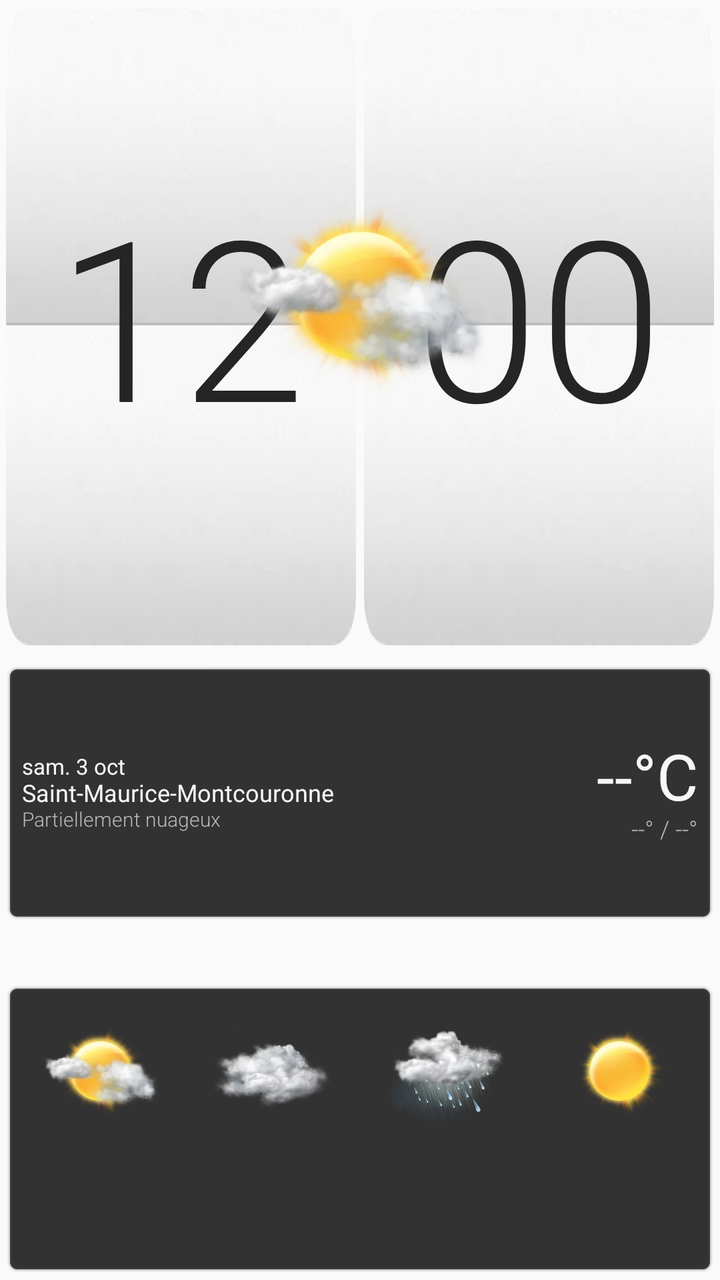
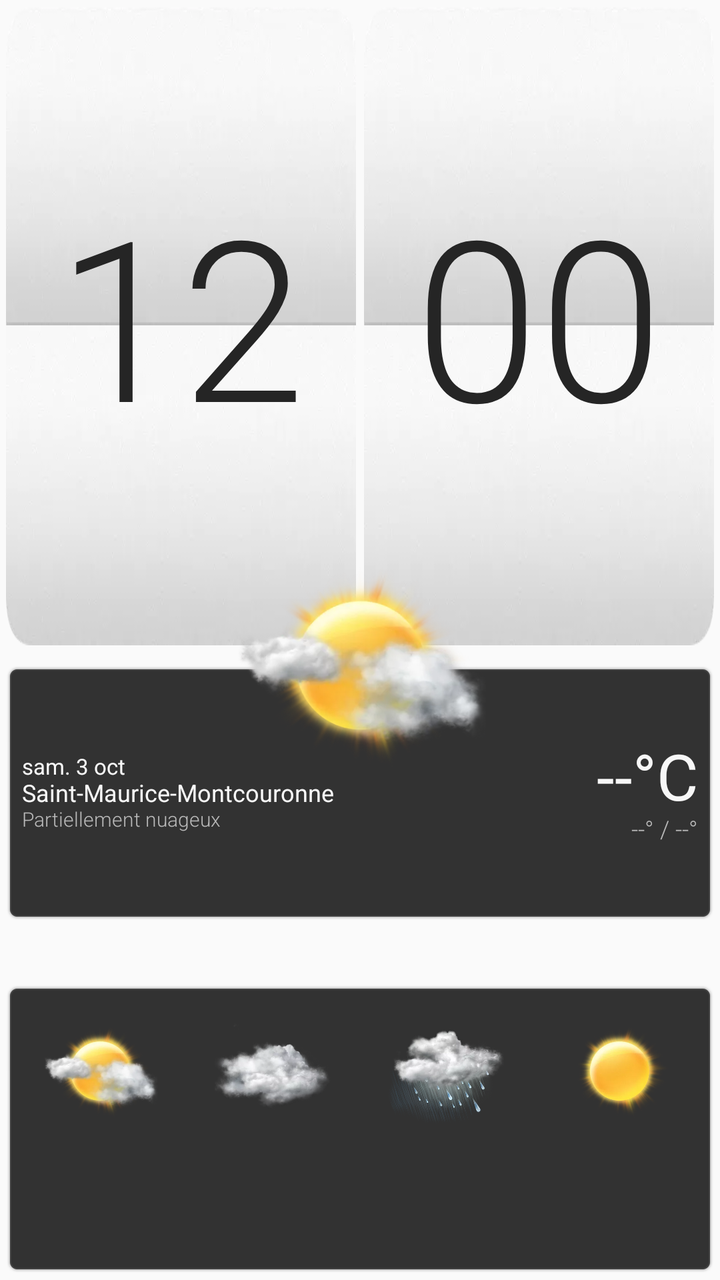

Before-and-after screenshots of an Android layout around one commit, followed by the original layout XML and the change that was made.
<!-- AndroidManifest.xml: application theme AppTheme -->
<!-- res/layout/widget_weekly.xml -->
<?xml version="1.0" encoding="utf-8"?>
<FrameLayout xmlns:android="http://schemas.android.com/apk/res/android"
    android:id="@+id/widget_root"
    android:layout_width="match_parent"
    android:layout_height="match_parent"
    android:padding="3dp">

    <LinearLayout
        android:layout_width="match_parent"
        android:layout_height="match_parent"
        android:orientation="vertical">

        <LinearLayout
            android:layout_width="match_parent"
            android:layout_height="0dp"
            android:layout_weight="1.55"
            android:baselineAligned="false"
            android:orientation="horizontal">
            <FrameLayout android:layout_width="0dp" android:layout_height="match_parent" android:layout_marginEnd="2dp" android:layout_weight="1">
                <LinearLayout android:layout_width="match_parent" android:layout_height="match_parent" android:orientation="vertical">
                    <ImageView android:layout_width="match_parent" android:layout_height="0dp" android:layout_weight="1" android:scaleType="fitXY" android:src="@drawable/clock_weather_clock_tab_up" />
                    <ImageView android:layout_width="match_parent" android:layout_height="0dp" android:layout_weight="1" android:scaleType="fitXY" android:src="@drawable/clock_weather_clock_tab_down" />
                </LinearLayout>
                <TextClock android:id="@+id/hour_panel" style="@style/HtcWeeklyFlipDigits" android:layout_width="match_parent" android:layout_height="match_parent" android:format12Hour="hh" android:format24Hour="HH" android:textSize="112sp" />
            </FrameLayout>
            <FrameLayout android:layout_width="0dp" android:layout_height="match_parent" android:layout_marginStart="2dp" android:layout_weight="1">
                <LinearLayout android:layout_width="match_parent" android:layout_height="match_parent" android:orientation="vertical">
                    <ImageView android:layout_width="match_parent" android:layout_height="0dp" android:layout_weight="1" android:scaleType="fitXY" android:src="@drawable/clock_weather_clock_tab_up" />
                    <ImageView android:layout_width="match_parent" android:layout_height="0dp" android:layout_weight="1" android:scaleType="fitXY" android:src="@drawable/clock_weather_clock_tab_down" />
                </LinearLayout>
                <TextClock android:id="@+id/minute_panel" style="@style/HtcWeeklyFlipDigits" android:layout_width="match_parent" android:layout_height="match_parent" android:format12Hour="mm" android:format24Hour="mm" android:textSize="112sp" />
            </FrameLayout>
        </LinearLayout>

        <LinearLayout
            android:id="@+id/current_weather_panel"
            android:layout_width="match_parent"
            android:layout_height="0dp"
            android:layout_marginTop="10dp"
            android:layout_weight="0.62"
            android:background="@drawable/common_panel_dark"
            android:baselineAligned="false"
            android:orientation="horizontal"
            android:paddingStart="8dp"
            android:paddingTop="5dp"
            android:paddingEnd="8dp"
            android:paddingBottom="5dp">
            <LinearLayout android:layout_width="0dp" android:layout_height="match_parent" android:layout_weight="1" android:gravity="center_vertical" android:orientation="vertical">
                <TextView android:id="@+id/widget_date" style="@style/HtcWeatherPrimary" android:layout_width="match_parent" android:layout_height="wrap_content" android:maxLines="1" android:text="sam. 3 oct" android:textSize="11sp" />
                <TextView android:id="@+id/city" style="@style/HtcWeatherPrimary" android:layout_width="match_parent" android:layout_height="wrap_content" android:ellipsize="end" android:maxLines="1" android:text="Saint-Maurice-Montcouronne" android:textSize="12sp" />
                <TextView android:id="@+id/condition" style="@style/HtcWeatherSecondary" android:layout_width="match_parent" android:layout_height="wrap_content" android:ellipsize="end" android:maxLines="1" android:text="Partiellement nuageux" android:textSize="10sp" />
            </LinearLayout>
            <LinearLayout android:layout_width="82dp" android:layout_height="match_parent" android:gravity="center_vertical|end" android:orientation="vertical">
                <TextView android:id="@+id/temperature" style="@style/HtcWeatherPrimary" android:layout_width="match_parent" android:layout_height="wrap_content" android:gravity="end" android:text="--°C" android:textSize="32sp" />
                <TextView android:id="@+id/range" style="@style/HtcWeatherSecondary" android:layout_width="match_parent" android:layout_height="wrap_content" android:gravity="end" android:text="--° / --°" android:textSize="12sp" />
            </LinearLayout>
        </LinearLayout>

        <FrameLayout
            android:id="@+id/forecast_panel"
            android:layout_width="match_parent"
            android:layout_height="0dp"
            android:layout_marginTop="5dp"
            android:layout_weight="0.83">
            <ImageView android:layout_width="match_parent" android:layout_height="match_parent" android:layout_marginTop="27dp" android:background="@drawable/common_panel_dark" android:scaleType="fitXY" />
            <LinearLayout android:layout_width="match_parent" android:layout_height="match_parent" android:baselineAligned="false" android:orientation="horizontal" android:paddingStart="4dp" android:paddingEnd="4dp" android:paddingBottom="5dp">
                <LinearLayout android:id="@+id/day_1" style="@style/HtcForecastColumn" android:layout_width="0dp" android:layout_height="match_parent" android:layout_weight="1" android:gravity="center" android:orientation="vertical"><ImageView android:id="@+id/day_1_icon" style="@style/HtcForecastIcon" android:layout_width="58dp" android:layout_height="0dp" android:layout_weight="1" android:scaleType="fitCenter" android:src="@drawable/weather_colorgraphic_xl_03" /><TextView android:id="@+id/day_1_label" style="@style/HtcForecastDay" android:layout_width="match_parent" android:layout_height="wrap_content" /><TextView android:id="@+id/day_1_temperature" style="@style/HtcForecastTemperature" android:layout_width="match_parent" android:layout_height="wrap_content" /></LinearLayout>
                <LinearLayout android:id="@+id/day_2" style="@style/HtcForecastColumn" android:layout_width="0dp" android:layout_height="match_parent" android:layout_weight="1" android:gravity="center" android:orientation="vertical"><ImageView android:id="@+id/day_2_icon" style="@style/HtcForecastIcon" android:layout_width="58dp" android:layout_height="0dp" android:layout_weight="1" android:scaleType="fitCenter" android:src="@drawable/weather_colorgraphic_xl_07" /><TextView android:id="@+id/day_2_label" style="@style/HtcForecastDay" android:layout_width="match_parent" android:layout_height="wrap_content" /><TextView android:id="@+id/day_2_temperature" style="@style/HtcForecastTemperature" android:layout_width="match_parent" android:layout_height="wrap_content" /></LinearLayout>
                <LinearLayout android:id="@+id/day_3" style="@style/HtcForecastColumn" android:layout_width="0dp" android:layout_height="match_parent" android:layout_weight="1" android:gravity="center" android:orientation="vertical"><ImageView android:id="@+id/day_3_icon" style="@style/HtcForecastIcon" android:layout_width="58dp" android:layout_height="0dp" android:layout_weight="1" android:scaleType="fitCenter" android:src="@drawable/weather_colorgraphic_xl_18" /><TextView android:id="@+id/day_3_label" style="@style/HtcForecastDay" android:layout_width="match_parent" android:layout_height="wrap_content" /><TextView android:id="@+id/day_3_temperature" style="@style/HtcForecastTemperature" android:layout_width="match_parent" android:layout_height="wrap_content" /></LinearLayout>
                <LinearLayout android:id="@+id/day_4" style="@style/HtcForecastColumn" android:layout_width="0dp" android:layout_height="match_parent" android:layout_weight="1" android:gravity="center" android:orientation="vertical"><ImageView android:id="@+id/day_4_icon" style="@style/HtcForecastIcon" android:layout_width="58dp" android:layout_height="0dp" android:layout_weight="1" android:scaleType="fitCenter" android:src="@drawable/weather_colorgraphic_xl_01" /><TextView android:id="@+id/day_4_label" style="@style/HtcForecastDay" android:layout_width="match_parent" android:layout_height="wrap_content" /><TextView android:id="@+id/day_4_temperature" style="@style/HtcForecastTemperature" android:layout_width="match_parent" android:layout_height="wrap_content" /></LinearLayout>
            </LinearLayout>
        </FrameLayout>
    </LinearLayout>

    <ImageView android:id="@+id/weather_icon" android:layout_width="170dp" android:layout_height="118dp" android:layout_gravity="top|center_horizontal" android:layout_marginTop="86dp" android:scaleType="fitCenter" android:src="@drawable/weather_colorgraphic_xl_03" />
</FrameLayout>
<!-- resources referenced by this layout -->
<resources>
  <!-- drawable clock_weather_clock_tab_down: webp bitmap (drawable-xxhdpi, 1830 bytes) -->
  <!-- drawable clock_weather_clock_tab_up: webp bitmap (drawable-xxhdpi, 1816 bytes) -->
  <!-- drawable common_panel_dark: png bitmap (drawable-xxhdpi, 974 bytes) -->
  <!-- drawable weather_colorgraphic_xl_01: webp bitmap (drawable-xxhdpi, 32686 bytes) -->
  <!-- drawable weather_colorgraphic_xl_03: webp bitmap (drawable-xxhdpi, 34902 bytes) -->
  <!-- drawable weather_colorgraphic_xl_07: webp bitmap (drawable-xxhdpi, 31654 bytes) -->
  <!-- drawable weather_colorgraphic_xl_18: webp bitmap (drawable-xxhdpi, 65812 bytes) -->
  <style name="HtcForecastColumn">
          <item name="android:layout_width">0dp</item>
          <item name="android:layout_height">match_parent</item>
          <item name="android:layout_weight">1</item>
          <item name="android:gravity">center</item>
          <item name="android:orientation">vertical</item>
      </style>
  <style name="HtcForecastDay">
          <item name="android:fontFamily">sans-serif-light</item>
          <item name="android:textColor">#FFFFFFFF</item>
          <item name="android:textSize">11sp</item>
          <item name="android:gravity">center</item>
          <item name="android:includeFontPadding">false</item>
      </style>
  <style name="HtcForecastIcon">
          <item name="android:layout_width">58dp</item>
          <item name="android:layout_height">0dp</item>
          <item name="android:layout_weight">1</item>
          <item name="android:scaleType">fitCenter</item>
      </style>
  <style name="HtcForecastTemperature">
          <item name="android:fontFamily">sans-serif-light</item>
          <item name="android:textColor">#FFD0D0D0</item>
          <item name="android:textSize">11sp</item>
          <item name="android:gravity">center</item>
          <item name="android:includeFontPadding">false</item>
      </style>
  <style name="HtcWeatherPrimary">
          <item name="android:fontFamily">sans-serif</item>
          <item name="android:textColor">#FFF7F7F7</item>
          <item name="android:includeFontPadding">false</item>
      </style>
  <style name="HtcWeatherSecondary">
          <item name="android:fontFamily">sans-serif-light</item>
          <item name="android:textColor">#FFB8B8B8</item>
          <item name="android:includeFontPadding">false</item>
      </style>
  <style name="HtcWeeklyFlipDigits" parent="HtcFlipDigits">
          <item name="android:fontFamily">sans-serif-light</item>
          <item name="android:textColor">#252525</item>
      </style>
  <style name="AppTheme" parent="android:style/Theme.Material.Light.NoActionBar">
          <item name="android:fontFamily">sans</item><item name="android:colorAccent">#A8C93E</item><item name="android:navigationBarColor">#0B1013</item><item name="android:statusBarColor">#0B1013</item><item name="android:windowLightStatusBar">false</item>
      </style>
  <style name="HtcFlipDigits">
          <item name="android:fontFamily">sans-serif-thin</item>
          <item name="android:textColor">#303030</item>
          <item name="android:textSize">76sp</item>
          <item name="android:includeFontPadding">false</item>
          <item name="android:gravity">center</item>
      </style>
</resources>

<!-- the commit's change to res/layout/widget_weekly.xml (unified diff, before → after) -->
@@ -3,11 +3,15 @@
     android:id="@+id/widget_root"
     android:layout_width="match_parent"
     android:layout_height="match_parent"
+    android:clipChildren="false"
+    android:clipToPadding="false"
     android:padding="3dp">
 
     <LinearLayout
         android:layout_width="match_parent"
         android:layout_height="match_parent"
+        android:clipChildren="false"
+        android:clipToPadding="false"
         android:orientation="vertical">
 
         <LinearLayout
@@ -32,19 +36,16 @@
             </FrameLayout>
         </LinearLayout>
 
-        <LinearLayout
+        <FrameLayout
             android:id="@+id/current_weather_panel"
             android:layout_width="match_parent"
             android:layout_height="0dp"
             android:layout_marginTop="10dp"
             android:layout_weight="0.62"
             android:background="@drawable/common_panel_dark"
-            android:baselineAligned="false"
-            android:orientation="horizontal"
-            android:paddingStart="8dp"
-            android:paddingTop="5dp"
-            android:paddingEnd="8dp"
-            android:paddingBottom="5dp">
+            android:clipChildren="false"
+            android:clipToPadding="false">
+            <LinearLayout android:layout_width="match_parent" android:layout_height="match_parent" android:baselineAligned="false" android:orientation="horizontal" android:paddingStart="8dp" android:paddingTop="5dp" android:paddingEnd="8dp" android:paddingBottom="5dp">
             <LinearLayout android:layout_width="0dp" android:layout_height="match_parent" android:layout_weight="1" android:gravity="center_vertical" android:orientation="vertical">
                 <TextView android:id="@+id/widget_date" style="@style/HtcWeatherPrimary" android:layout_width="match_parent" android:layout_height="wrap_content" android:maxLines="1" android:text="sam. 3 oct" android:textSize="11sp" />
                 <TextView android:id="@+id/city" style="@style/HtcWeatherPrimary" android:layout_width="match_parent" android:layout_height="wrap_content" android:ellipsize="end" android:maxLines="1" android:text="Saint-Maurice-Montcouronne" android:textSize="12sp" />
@@ -54,7 +55,9 @@
                 <TextView android:id="@+id/temperature" style="@style/HtcWeatherPrimary" android:layout_width="match_parent" android:layout_height="wrap_content" android:gravity="end" android:text="--°C" android:textSize="32sp" />
                 <TextView android:id="@+id/range" style="@style/HtcWeatherSecondary" android:layout_width="match_parent" android:layout_height="wrap_content" android:gravity="end" android:text="--° / --°" android:textSize="12sp" />
             </LinearLayout>
-        </LinearLayout>
+            </LinearLayout>
+            <ImageView android:id="@+id/weather_icon" android:layout_width="170dp" android:layout_height="118dp" android:layout_gravity="top|center_horizontal" android:scaleType="fitCenter" android:src="@drawable/weather_colorgraphic_xl_03" android:translationY="-59dp" />
+        </FrameLayout>
 
         <FrameLayout
             android:id="@+id/forecast_panel"
@@ -72,5 +75,4 @@
         </FrameLayout>
     </LinearLayout>
 
-    <ImageView android:id="@+id/weather_icon" android:layout_width="170dp" android:layout_height="118dp" android:layout_gravity="top|center_horizontal" android:layout_marginTop="86dp" android:scaleType="fitCenter" android:src="@drawable/weather_colorgraphic_xl_03" />
 </FrameLayout>
